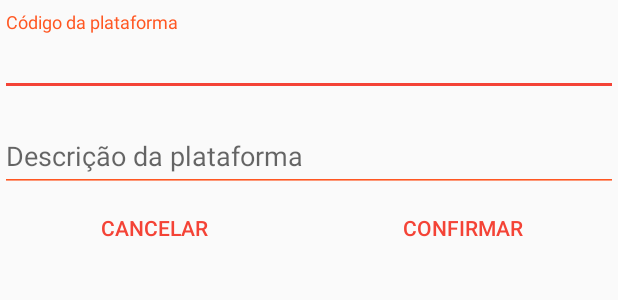
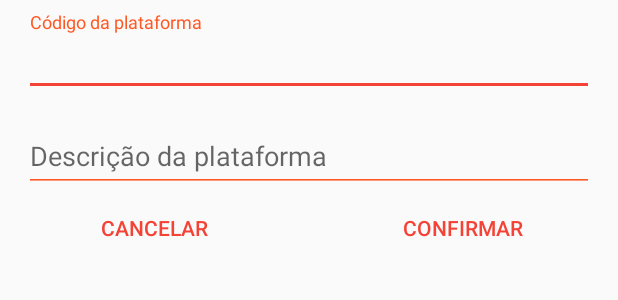
Before and after one commit to heiderlopes/MeusGamesORM, an Android app: the layout new_plataforma.xml on its own in the app's theme, with its tools: preview values and no code run, on a phone screen of 412 x 824 dp. Shown: the top 300 px of the screen. Run offline under Robolectric (Android 15) with nearby library versions, the phone set to English and light mode, and no system bars.

Commit message:
Padronizacao de layout

```diff
--- a/app/src/main/res/layout/new_game.xml
+++ b/app/src/main/res/layout/new_game.xml
@@ -5,9 +5,7 @@
     android:orientation="vertical">
 
     <android.support.design.widget.TextInputLayout
-        android:layout_width="match_parent"
-        android:layout_height="wrap_content"
-        android:layout_marginTop="8dp"
+        style="@style/textinputlayout_form"
         android:id="@+id/inputTitulo">
 
         <EditText
--- a/app/src/main/res/layout/new_plataforma.xml
+++ b/app/src/main/res/layout/new_plataforma.xml
@@ -5,9 +5,7 @@
     android:orientation="vertical">
 
     <android.support.design.widget.TextInputLayout
-        android:layout_width="match_parent"
-        android:layout_height="wrap_content"
-        android:layout_marginTop="8dp"
+        style="@style/textinputlayout_form"
         android:id="@+id/inputCodigoPlataforma">
 
         <EditText
@@ -16,9 +14,7 @@
     </android.support.design.widget.TextInputLayout>
 
     <android.support.design.widget.TextInputLayout
-        android:layout_width="match_parent"
-        android:layout_height="wrap_content"
-        android:layout_marginTop="8dp"
+        style="@style/textinputlayout_form"
         android:id="@+id/inputDescricaoPlataforma">
 
         <EditText
```
